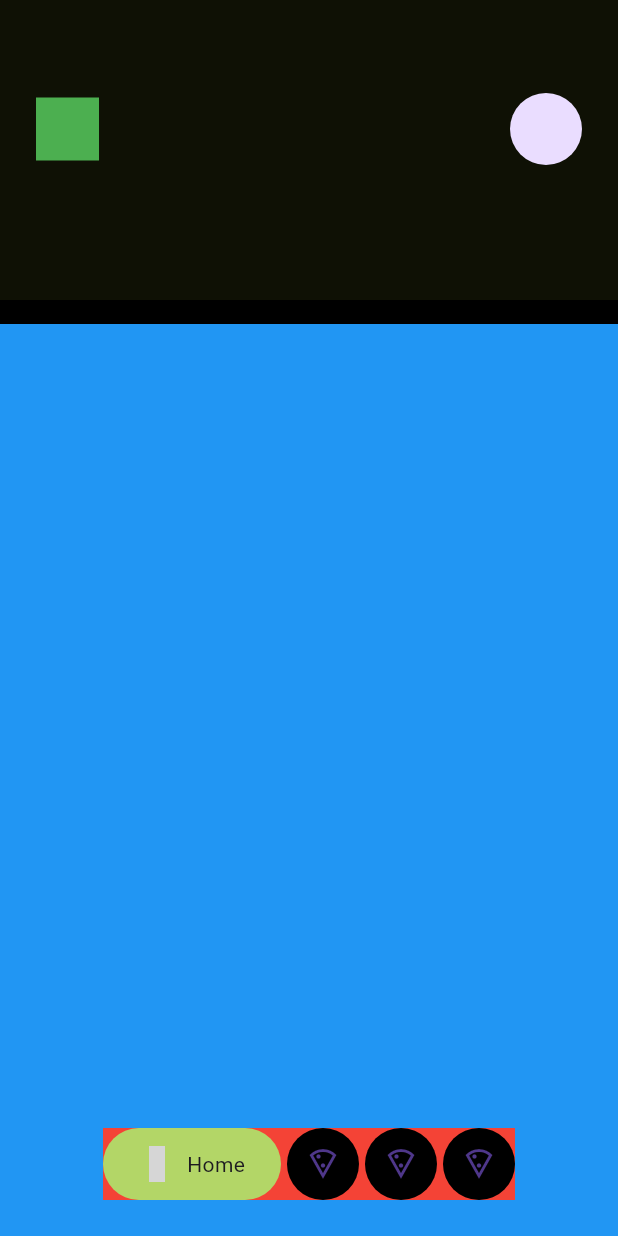
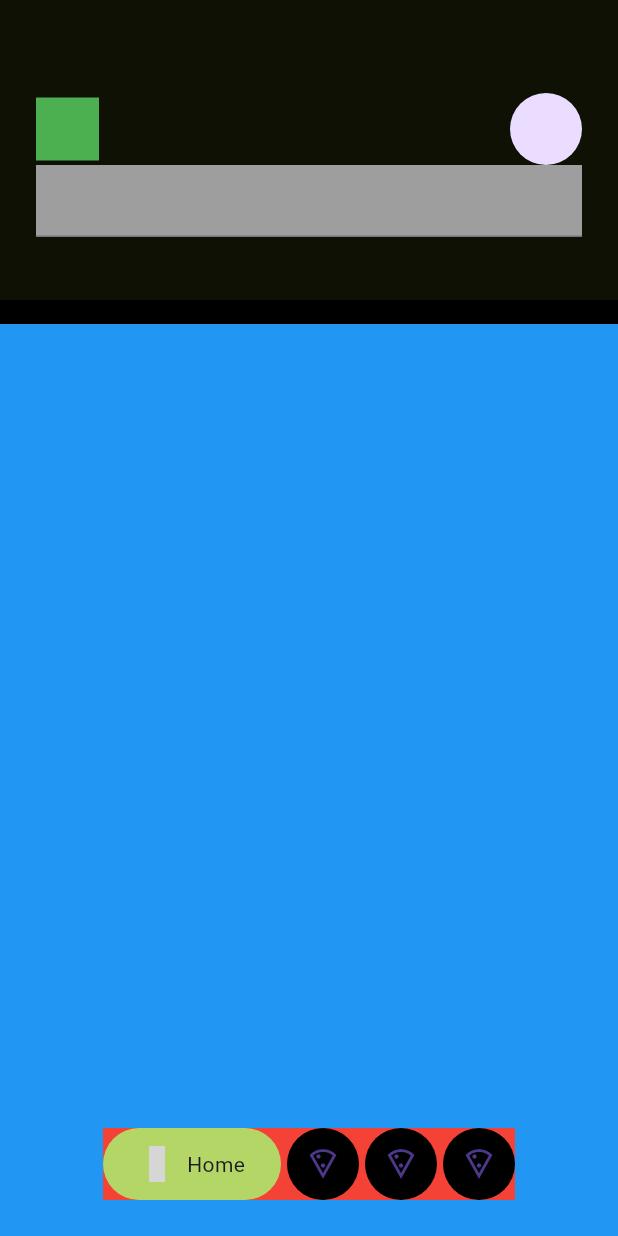
Before and after one commit to JAICHANGPARK/flutter_notebook_chapter_43, a Flutter app: the FoodOrderMainPage screen opened directly, on a phone screen of 412 x 824 dp. Run offline on Flutter 3.47's test engine with Material 3 defaults, Android fonts, the phone set to English and light mode, and no system bars; our stand-ins replace gap, hugeicons, percent_indicator; grey boxes are pictures that could not be loaded.

Commit message:
Update food_order_main_page.dart

```diff
--- a/lib/ep2393_food_order_app/ui/food_order_main_page.dart
+++ b/lib/ep2393_food_order_app/ui/food_order_main_page.dart
@@ -34,11 +34,30 @@ class _FoodOrderMainPageState extends State<FoodOrderMainPage> {
                         color: Colors.green,
                       ),
                     ),
-                    Expanded(child: Row(children: [
-
-                    ],)),
+                    Expanded(
+                        child: Row(
+                      children: [],
+                    )),
                     CircleAvatar(
                       radius: 24,
+                    )
+                  ],
+                ),
+                Row(
+                  children: [
+                    Expanded(
+                      child: Container(
+                        decoration: BoxDecoration(
+                          color: Colors.grey,
+                        ),
+                        child: Row(
+                          children: [
+                            Expanded(
+                              child: TextField(),
+                            )
+                          ],
+                        ),
+                      ),
                     )
                   ],
                 )
```
